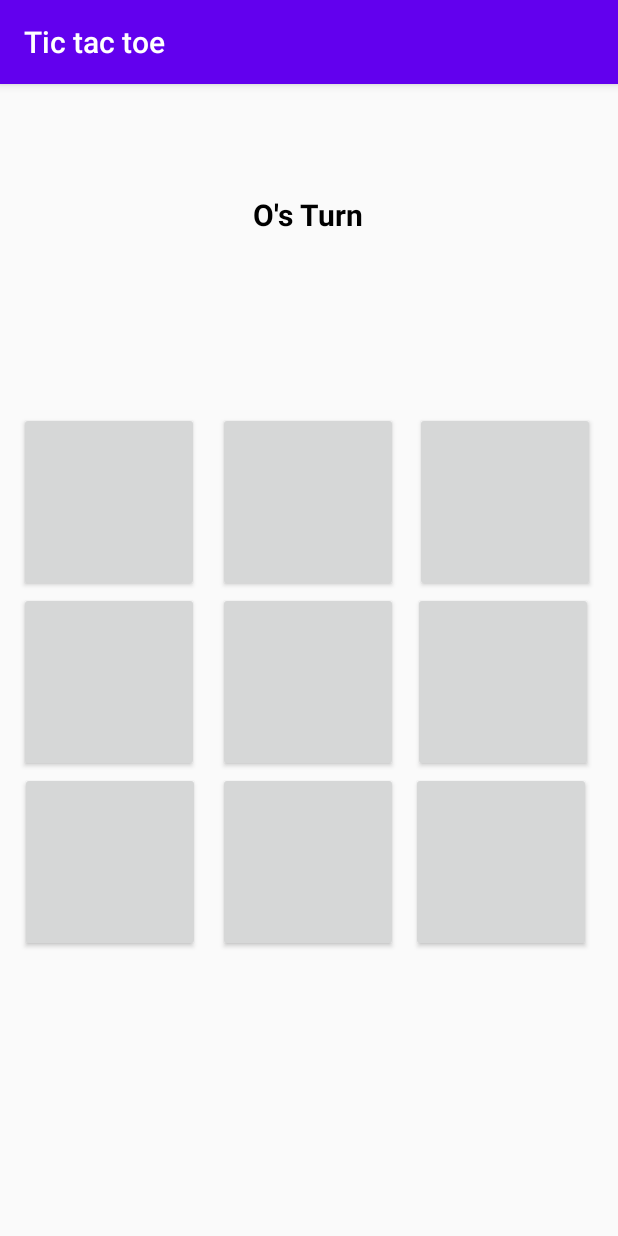
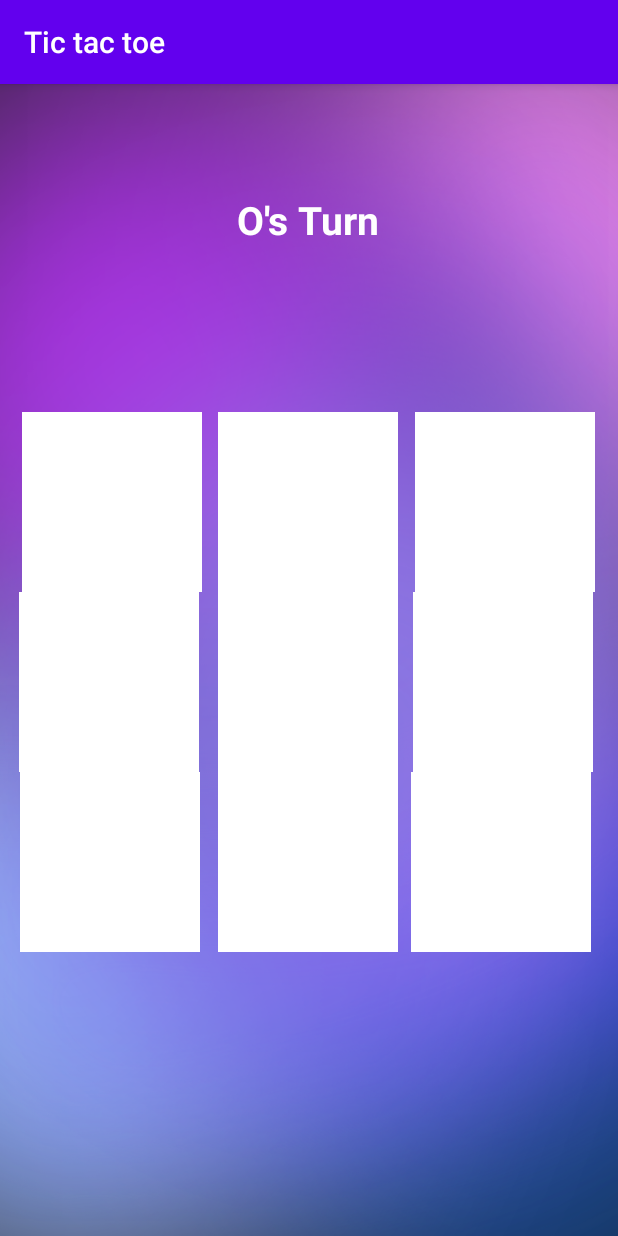
Before and after one commit to vinayak5002/Tic-tac-toe, an Android app: the GamePage screen opened directly, with no data from a screen before it, on a phone screen of 412 x 824 dp. Run offline under Robolectric (Android 15) with nearby library versions, the phone set to English and light mode, and no system bars.

Commit message:
Added background image to Game page, changed buttons to ImageButton, unable to update image in button

```diff
--- a/app/src/main/java/com/tic_tac_toe/app/GamePage.java
+++ b/app/src/main/java/com/tic_tac_toe/app/GamePage.java
@@ -1,11 +1,13 @@
 package com.tic_tac_toe.app;
 
 import android.graphics.Color;
+import android.graphics.drawable.Drawable;
 import android.support.v7.app.AppCompatActivity;
 import android.os.Bundle;
 import android.util.Log;
 import android.view.View;
 import android.widget.Button;
+import android.widget.ImageButton;
 import android.widget.TextView;
 
 
@@ -23,28 +25,29 @@ public class GamePage extends AppCompatActivity {
     public void press(View view) {
         title = findViewById(R.id.gamePage);
         count ++;
-        Button button = (Button) findViewById(view.getId());
-        Button disableButton;
+        ImageButton button = (ImageButton) findViewById(view.getId());
+        ImageButton disableButton;
         String id = view.getResources().getResourceName(view.getId());
         // Use this id to update in array a and call the getWinner method to find the winner
         int i = Character.getNumericValue( id.charAt(24) );
         int j = Character.getNumericValue( id.charAt(25) );
+        Drawable cross = getResources().getDrawable(R.drawable.x);
+        Drawable circle = getResources().getDrawable(R.drawable.o);
+
 
         int winner;
 
         if(count %2 == 0){
-            button.setText("X");
+            button.setImageDrawable(cross);
             title.setText("O's turn");
             board[i][j] = 1;
             winner = determine.getWinner(board);
-            button.setBackgroundColor(Color.BLUE);
         }
         else{
-            button.setText("O");
+            button.setImageDrawable(circle);
             title.setText("X's turn");
             board[i][j] = 0;
             winner = determine.getWinner(board);
-            button.setBackgroundColor(Color.RED);
         }
         button.setEnabled(false);
         Log.i("winner:", String.valueOf(winner));
--- /dev/null
+++ b/app/src/main/res/drawable/button_border.xml
@@ -0,0 +1,4 @@
+<?xml version="1.0" encoding="utf-8"?>
+<selector xmlns:android="http://schemas.android.com/apk/res/android">
+
+</selector>
--- a/app/src/main/res/layout/game_page.xml
+++ b/app/src/main/res/layout/game_page.xml
@@ -4,7 +4,9 @@
     xmlns:tools="http://schemas.android.com/tools"
     android:layout_width="match_parent"
     android:layout_height="match_parent"
-    tools:context=".GamePage">
+    tools:context=".GamePage"
+    android:background="@drawable/bacground"
+    >
 
     <TextView
         android:id="@+id/gamePage"
@@ -12,8 +14,8 @@
         android:layout_width="wrap_content"
         android:layout_height="wrap_content"
         android:text="O's Turn"
-        android:textColor="@android:color/background_dark"
-        android:textSize="20sp"
+        android:textColor="@android:color/white"
+        android:textSize="26sp"
         android:textStyle="bold"
         app:layout_constraintBottom_toBottomOf="parent"
         app:layout_constraintEnd_toEndOf="parent"
@@ -22,118 +24,128 @@
         app:layout_constraintTop_toTopOf="parent"
         app:layout_constraintVertical_bias="0.099" />
 
-    <Button
-        android:id="@+id/_01"
-        android:layout_width="120dp"
-        android:layout_height="120dp"
-        android:onClick="press"
-        android:textStyle="bold"
-        android:textColor="@android:color/background_dark"
-        app:layout_constraintBottom_toBottomOf="parent"
-        app:layout_constraintEnd_toEndOf="parent"
-        app:layout_constraintHorizontal_bias="0.498"
-        app:layout_constraintStart_toStartOf="parent"
-        app:layout_constraintTop_toTopOf="parent"
-        app:layout_constraintVertical_bias="0.337" />
-
-    <Button
+    <ImageButton
         android:id="@+id/_02"
         android:layout_width="120dp"
         android:layout_height="120dp"
         android:layout_marginEnd="4dp"
         android:onClick="press"
         android:textStyle="bold"
-        android:textColor="@android:color/background_dark"
+        android:background="@color/white"
         app:layout_constraintBottom_toBottomOf="parent"
         app:layout_constraintEnd_toEndOf="parent"
         app:layout_constraintStart_toEndOf="@+id/_01"
         app:layout_constraintTop_toTopOf="parent"
-        app:layout_constraintVertical_bias="0.337" />
+        app:layout_constraintVertical_bias="0.337"
+        android:contentDescription="TODO" />
 
-    <Button
-        android:id="@+id/_00"
-        android:layout_width="120dp"
-        android:layout_height="120dp"
-        android:onClick="press"
-        android:textStyle="bold"
-        android:textColor="@android:color/background_dark"
-        app:layout_constraintBottom_toBottomOf="parent"
-        app:layout_constraintEnd_toStartOf="@+id/_01"
-        app:layout_constraintStart_toStartOf="parent"
-        app:layout_constraintTop_toTopOf="parent"
-        app:layout_constraintVertical_bias="0.337" />
-
-    <Button
+    <ImageButton
         android:id="@+id/_11"
         android:layout_width="120dp"
         android:layout_height="120dp"
         android:onClick="press"
         android:textStyle="bold"
-        android:textColor="@android:color/background_dark"
+        android:background="@color/white"
         app:layout_constraintEnd_toEndOf="parent"
         app:layout_constraintHorizontal_bias="0.498"
         app:layout_constraintStart_toStartOf="parent"
-        app:layout_constraintTop_toBottomOf="@+id/_01" />
+        app:layout_constraintTop_toBottomOf="@+id/_01"
+        android:contentDescription="TODO" />
 
-    <Button
+    <ImageButton
         android:id="@+id/_12"
         android:layout_width="120dp"
         android:layout_height="120dp"
         android:onClick="press"
         android:textStyle="bold"
-        android:textColor="@android:color/background_dark"
+        android:background="@color/white"
         app:layout_constraintEnd_toEndOf="parent"
         app:layout_constraintHorizontal_bias="0.384"
         app:layout_constraintStart_toEndOf="@+id/_11"
-        app:layout_constraintTop_toBottomOf="@+id/_02" />
+        app:layout_constraintTop_toBottomOf="@+id/_02"
+        android:contentDescription="TODO" />
 
-    <Button
+    <ImageButton
         android:id="@+id/_10"
         android:layout_width="120dp"
         android:layout_height="120dp"
         android:onClick="press"
         android:textStyle="bold"
-        android:textColor="@android:color/background_dark"
+        android:background="@color/white"
         app:layout_constraintEnd_toStartOf="@+id/_11"
         app:layout_constraintStart_toStartOf="parent"
-        app:layout_constraintTop_toBottomOf="@+id/_00" />
+        app:layout_constraintTop_toBottomOf="@+id/_00"
+        android:contentDescription="TODO" />
 
-    <Button
+    <ImageButton
         android:id="@+id/_20"
         android:layout_width="120dp"
         android:layout_height="120dp"
         android:onClick="press"
         android:textStyle="bold"
-        android:textColor="@android:color/background_dark"
+        android:background="@color/white"
         app:layout_constraintEnd_toStartOf="@+id/_21"
         app:layout_constraintHorizontal_bias="0.52"
         app:layout_constraintStart_toStartOf="parent"
-        app:layout_constraintTop_toBottomOf="@+id/_10" />
+        app:layout_constraintTop_toBottomOf="@+id/_10"
+        android:contentDescription="TODO" />
 
-    <Button
+    <ImageButton
         android:id="@+id/_21"
         android:layout_width="120dp"
         android:layout_height="120dp"
         android:onClick="press"
         android:textStyle="bold"
-        android:textColor="@android:color/background_dark"
+        android:background="@color/white"
         app:layout_constraintBottom_toBottomOf="parent"
         app:layout_constraintEnd_toEndOf="parent"
         app:layout_constraintHorizontal_bias="0.498"
         app:layout_constraintStart_toStartOf="parent"
         app:layout_constraintTop_toBottomOf="@+id/_11"
-        app:layout_constraintVertical_bias="0.0" />
+        app:layout_constraintVertical_bias="0.0"
+        android:contentDescription="TODO" />
 
-    <Button
+    <ImageButton
         android:id="@+id/_22"
         android:layout_width="120dp"
         android:layout_height="120dp"
         android:onClick="press"
         android:textStyle="bold"
-        android:textColor="@android:color/background_dark"
+        android:background="@color/white"
         app:layout_constraintEnd_toEndOf="parent"
         app:layout_constraintHorizontal_bias="0.333"
         app:layout_constraintStart_toEndOf="@+id/_21"
-        app:layout_constraintTop_toBottomOf="@+id/_12" />
+        app:layout_constraintTop_toBottomOf="@+id/_12"
+        android:contentDescription="TODO" />
+
+    <ImageButton
+        android:id="@+id/_00"
+        android:layout_width="120dp"
+        android:layout_height="120dp"
+        android:layout_marginStart="4dp"
+        android:onClick="press"
+        android:background="@color/white"
+        app:layout_constraintBottom_toBottomOf="parent"
+        app:layout_constraintEnd_toStartOf="@+id/_01"
+        app:layout_constraintStart_toStartOf="parent"
+        app:layout_constraintTop_toTopOf="parent"
+        app:layout_constraintVertical_bias="0.337"
+        tools:srcCompat="@tools:sample/avatars"
+        android:contentDescription="TODO" />
+
+    <ImageButton
+        android:id="@+id/_01"
+        android:layout_width="120dp"
+        android:layout_height="120dp"
+        android:onClick="press"
+        android:background="@color/white"
+        app:layout_constraintBottom_toBottomOf="parent"
+        app:layout_constraintEnd_toEndOf="parent"
+        app:layout_constraintHorizontal_bias="0.498"
+        app:layout_constraintStart_toStartOf="parent"
+        app:layout_constraintTop_toTopOf="parent"
+        app:layout_constraintVertical_bias="0.337"
+        tools:srcCompat="@tools:sample/avatars"
+        android:contentDescription="TODO" />
 
 </android.support.constraint.ConstraintLayout>
```
Also changed, not shown: app/src/main/res/drawable/bacground.png (added), app/src/main/res/drawable/o.png (added), app/src/main/res/drawable/x.png (added).
